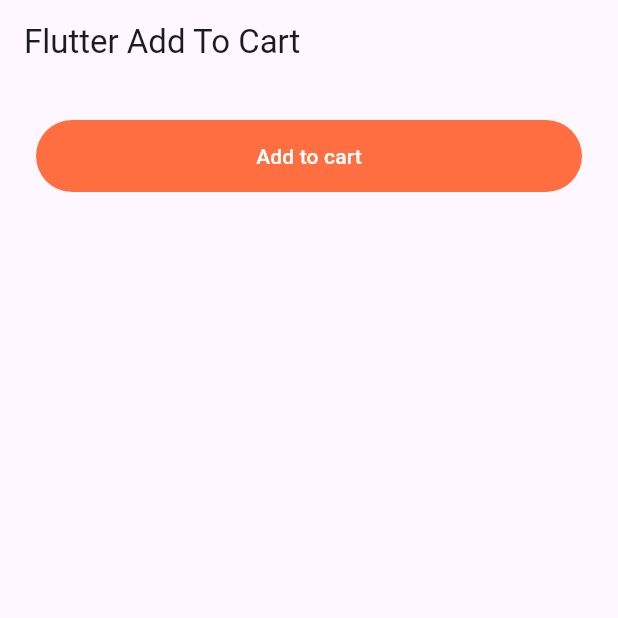
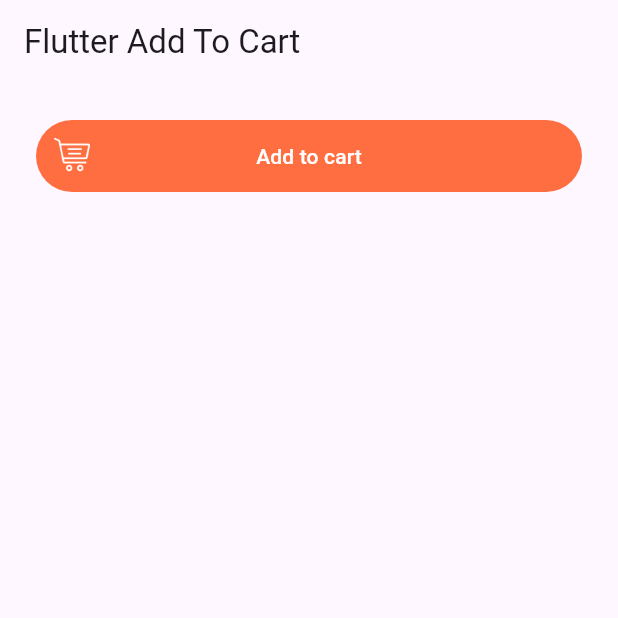
Before and after one commit to minhhung2556/romantic_project_flutter_add_to_cart_button, a Flutter app: the screen it shows after launch, on a phone screen of 412 x 824 dp, the top half of it. Run offline on Flutter 3.47's test engine with Material 3 defaults, Android fonts, the phone set to English and light mode, and no system bars.

Commit message:
fix: bug

```diff
--- a/lib/flutter_add_to_cart_button.dart
+++ b/lib/flutter_add_to_cart_button.dart
@@ -331,6 +331,10 @@ class _RunningTrolleyState extends State<_RunningTrolley> with TickerProviderSta
       setState(() {});
     });
     super.initState();
+    Future.delayed(Duration(milliseconds: 10)).then((_) {
+      // do this to make sure the renderBox is ready.
+      setState(() {});
+    });
   }
 
   @override
@@ -363,6 +367,7 @@ class _RunningTrolleyState extends State<_RunningTrolley> with TickerProviderSta
   Widget build(BuildContext context) {
     var box = context.findRenderObject() as RenderBox?;
     final double width = box?.hasSize == true ? box!.size.width : 0;
+    // print('_RunningTrolleyState.build.trolleyWidth: $width');
     if (_trolleyTranslateTween == null && width > 0) {
       final left = Offset(widget.trolleyLeftMargin, 0.0);
       _trolleyTranslateTween = TweenSequence([
```
